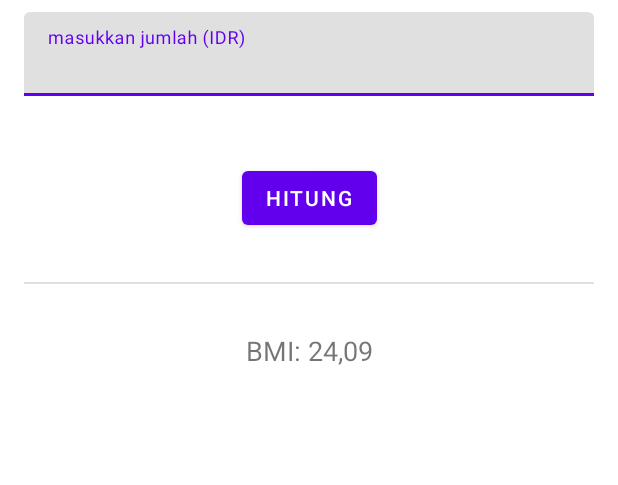
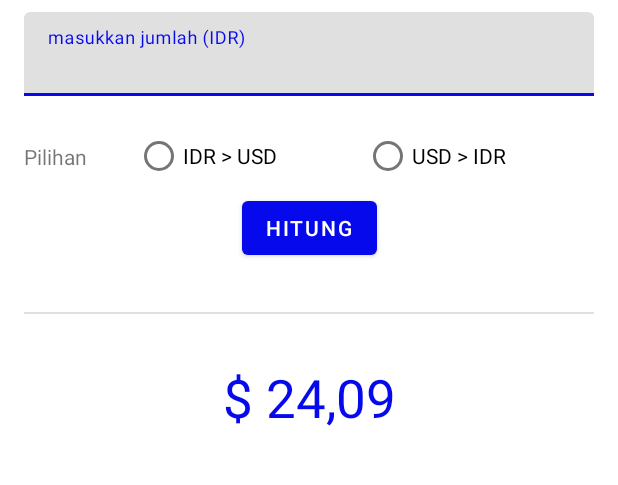
Before and after one commit to Hermanushasta/konversiMataUang, an Android app: the layout activity_main.xml on its own in the app's theme, with its tools: preview values and no code run, on a phone screen of 412 x 824 dp, the part 77-562 px from its top. Run offline under Robolectric (Android 15) with nearby library versions, the phone set to English and light mode, and no system bars.

```diff
--- a/app/src/main/AndroidManifest.xml
+++ b/app/src/main/AndroidManifest.xml
@@ -17,7 +17,6 @@
             android:windowSoftInputMode="stateHidden">
             <intent-filter>
                 <action android:name="android.intent.action.MAIN" />
-
                 <category android:name="android.intent.category.LAUNCHER" />
             </intent-filter>
         </activity>
--- a/app/src/main/res/layout/activity_main.xml
+++ b/app/src/main/res/layout/activity_main.xml
@@ -23,7 +23,7 @@
             app:layout_constraintTop_toTopOf="parent" />
 
         <com.google.android.material.textfield.TextInputLayout
-            android:id="@+id/beratBadan_hint"
+            android:id="@+id/inputNominal_hint"
             android:layout_width="match_parent"
             android:layout_height="wrap_content"
             android:layout_marginStart="16dp"
@@ -35,37 +35,63 @@
                 android:id="@+id/masukanIDR_inp"
                 android:layout_width="match_parent"
                 android:layout_height="wrap_content"
-                android:hint="@string/berat_badan" />
+                android:hint="@string/kolom_input_nominal"
+                android:inputType="number" />
         </com.google.android.material.textfield.TextInputLayout>
 
         <com.google.android.material.textfield.TextInputLayout
-            android:id="@+id/tinggiBadan_hint"
+            android:id="@+id/jarak_hint"
             android:layout_width="match_parent"
             android:layout_height="wrap_content"
             android:layout_marginStart="16dp"
             android:layout_marginTop="8dp"
             android:layout_marginEnd="16dp"
-            app:layout_constraintTop_toBottomOf="@+id/beratBadan_hint"/>
+            app:layout_constraintTop_toBottomOf="@+id/inputNominal_hint" />
 
+        <TextView
+            android:id="@+id/radioTextView"
+            android:layout_width="wrap_content"
+            android:layout_height="wrap_content"
+            android:layout_marginStart="16dp"
+            android:text="@string/pilihan"
+            app:layout_constraintBottom_toBottomOf="@+id/radioGroup"
+            app:layout_constraintStart_toStartOf="parent"
+            app:layout_constraintTop_toTopOf="@+id/radioGroup" />
 
         <RadioGroup
             android:id="@+id/radioGroup"
             android:layout_width="0dp"
             android:layout_height="wrap_content"
+            android:layout_marginStart="32dp"
             android:layout_marginTop="8dp"
             android:layout_marginEnd="16dp"
             android:orientation="horizontal"
             app:layout_constraintEnd_toEndOf="parent"
-            app:layout_constraintTop_toBottomOf="@id/tinggiBadan_hint"/>
+            app:layout_constraintStart_toEndOf="@+id/radioTextView"
+            app:layout_constraintTop_toBottomOf="@+id/jarak_hint">
+
+            <RadioButton
+                android:id="@+id/idrToUsdRadioButton"
+                android:layout_width="wrap_content"
+                android:layout_height="wrap_content"
+                android:layout_weight="1"
+                android:text="@string/idrToUsd" />
+
+            <RadioButton
+                android:id="@+id/usdToIdrRadioButton"
+                android:layout_width="wrap_content"
+                android:layout_height="wrap_content"
+                android:layout_weight="1"
+                android:text="@string/usdToIdr" />
+        </RadioGroup>
 
         <Button
             android:id="@+id/button"
             android:layout_width="wrap_content"
             android:layout_height="wrap_content"
-            android:layout_marginTop="28dp"
             android:text="@string/hitung"
+            app:layout_constraintEnd_toEndOf="parent"
             app:layout_constraintStart_toStartOf="parent"
-            app:layout_constraintEnd_toEndOf="parent"
             app:layout_constraintTop_toBottomOf="@+id/radioGroup" />
 
         <View
@@ -81,15 +107,16 @@
             app:layout_constraintTop_toBottomOf="@+id/button" />
 
         <TextView
-            android:id="@+id/bmiTextView"
+            android:id="@+id/hasilTextView"
             android:layout_width="wrap_content"
             android:layout_height="wrap_content"
             android:layout_marginTop="32dp"
-            android:textSize="18sp"
+            android:textColor="@color/purple_700"
+            android:textSize="35sp"
             app:layout_constraintEnd_toEndOf="parent"
             app:layout_constraintStart_toStartOf="parent"
             app:layout_constraintTop_toBottomOf="@+id/divider"
-            tools:text="BMI: 24,09" />
+            tools:text="$ 24,09" />
 
     </androidx.constraintlayout.widget.ConstraintLayout>
 </ScrollView>
--- a/app/src/main/res/values/colors.xml
+++ b/app/src/main/res/values/colors.xml
@@ -1,9 +1,9 @@
 <?xml version="1.0" encoding="utf-8"?>
 <resources>
-    <color name="purple_200">#FFBB86FC</color>
-    <color name="purple_500">#FF6200EE</color>
-    <color name="purple_700">#FF3700B3</color>
-    <color name="teal_200">#FF03DAC5</color>
+    <color name="purple_200">#00B1F6</color>
+    <color name="purple_500">#0509EC</color>
+    <color name="purple_700">#0509EC</color>
+    <color name="teal_200">#0319DA</color>
     <color name="teal_700">#FF018786</color>
     <color name="black">#FF000000</color>
     <color name="white">#FFFFFFFF</color>
--- a/app/src/main/res/values/strings.xml
+++ b/app/src/main/res/values/strings.xml
@@ -1,9 +1,13 @@
 <resources>
     <string name="app_name">Money Convertion</string>
     <string name="money_convertion_intro">Money Convertion adalah sebuah aplikasi konversi mata uang dari Rupiah ke berbagai mata uang negara lain</string>
-    <string name="berat_badan">masukkan jumlah (IDR)</string>
+    <string name="kolom_input_nominal">masukkan jumlah (IDR)</string>
     <string name="hitung">Hitung</string>
-    <string name="bmi_x">$ %1$.2f</string>
-    <string name="berat_invalid">Kolom tidak boleh kosong</string>
+    <string name="hasil_konvert">$ %1$.2f</string>
+    <string name="nominal_invalid">Kolom tidak boleh kosong</string>
+    <string name="pilihan">Pilihan</string>
+    <string name="idrToUsd">IDR > USD</string>
+    <string name="usdToIdr">USD > IDR</string>
+    <string name="radioInvalid">Pilih kurs terlebih dahulu</string>
 
 </resources>
```
Also changed, not shown: app/src/main/java/org/d3if0043/konversimatauang/MainActivity.kt (+24 -7 lines), app/src/main/res/layout/list_item.xml (added, +11 -0 lines).
